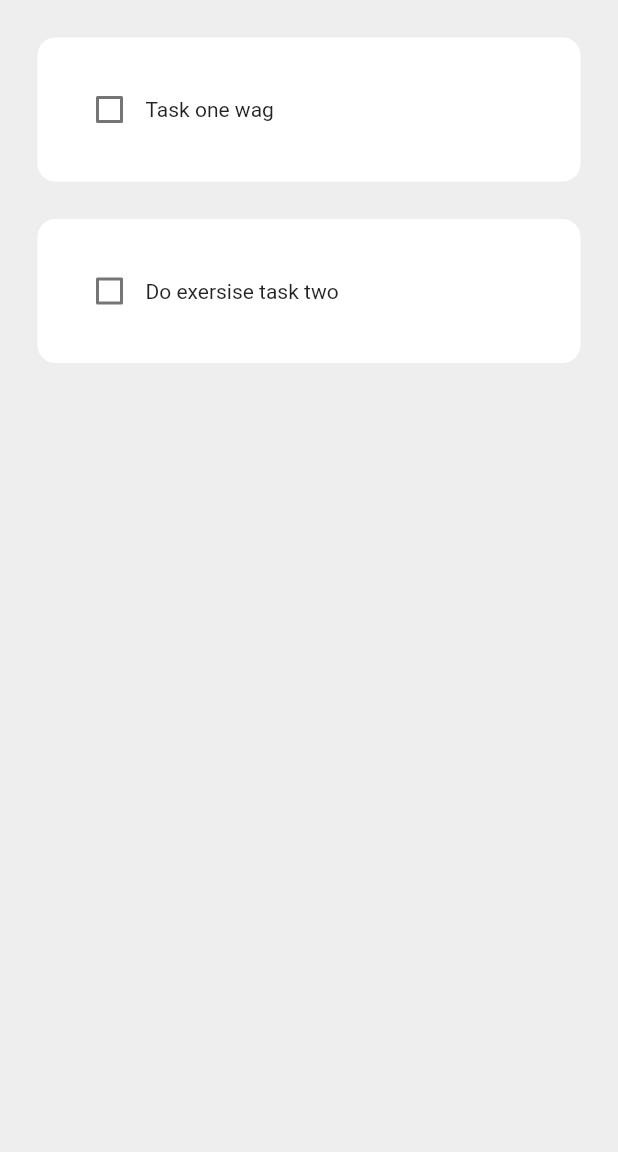
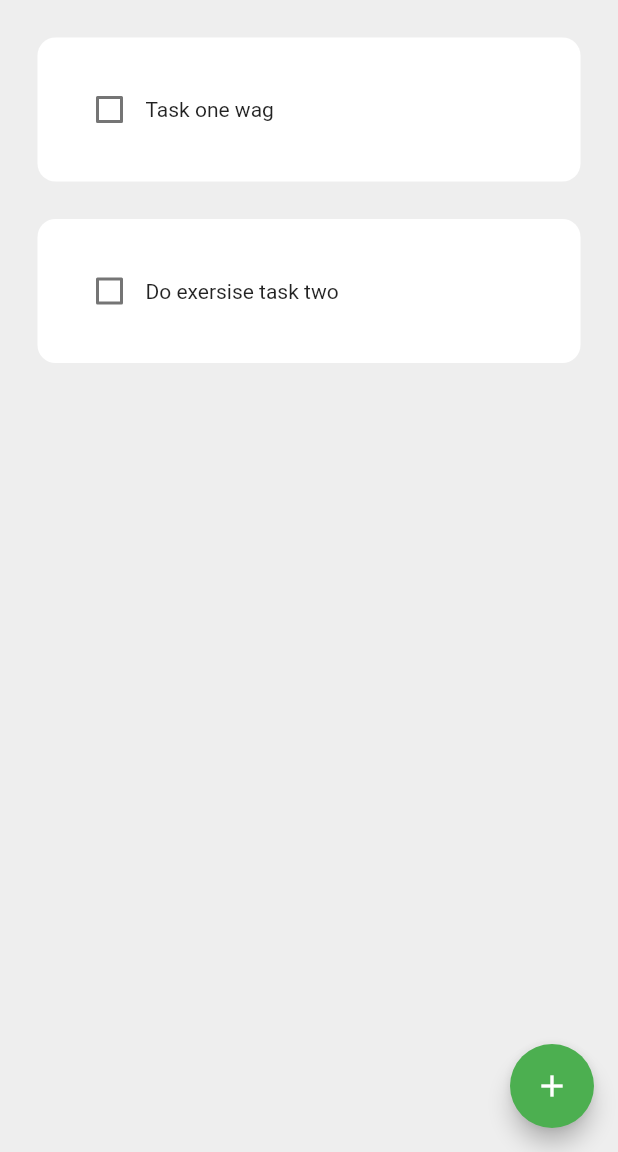
Before and after one commit to Paul-tes/Todo-App, a Flutter app: the screen it shows after launch, on a phone screen of 412 x 824 dp, the part 84-1236 px from its top. Run offline on Flutter 3.47's test engine with Material 2 defaults, Android fonts, the phone set to English and light mode, and no system bars.

Commit message:
Add Task complation and add button to create a new task

```diff
--- a/lib/pages/home_page.dart
+++ b/lib/pages/home_page.dart
@@ -32,6 +32,11 @@ class _HomePageState extends State<HomePage> {
         elevation: 0,
       ),
 
+      floatingActionButton: FloatingActionButton(
+        onPressed: () {},
+        child: Icon(Icons.add),
+        ),
+
       body: ListView.builder(
         itemCount: todoList.length,
         itemBuilder: (context, index) {
--- a/lib/utils/todo_tile.dart
+++ b/lib/utils/todo_tile.dart
@@ -21,12 +21,18 @@ class ToDoTile extends StatelessWidget {
         padding: EdgeInsets.all(24),
         child: Row(
           children: [
-
             // check box
             Checkbox(value: taskCompleted, onChanged: onChanged),
 
             // task name
-            Text(taskName),
+            Text(
+              taskName,
+              style: TextStyle(
+                decoration: taskCompleted
+                ? TextDecoration.lineThrough
+                : TextDecoration.none
+              ),
+              ),
           ],
         ),
         decoration: BoxDecoration(
```
